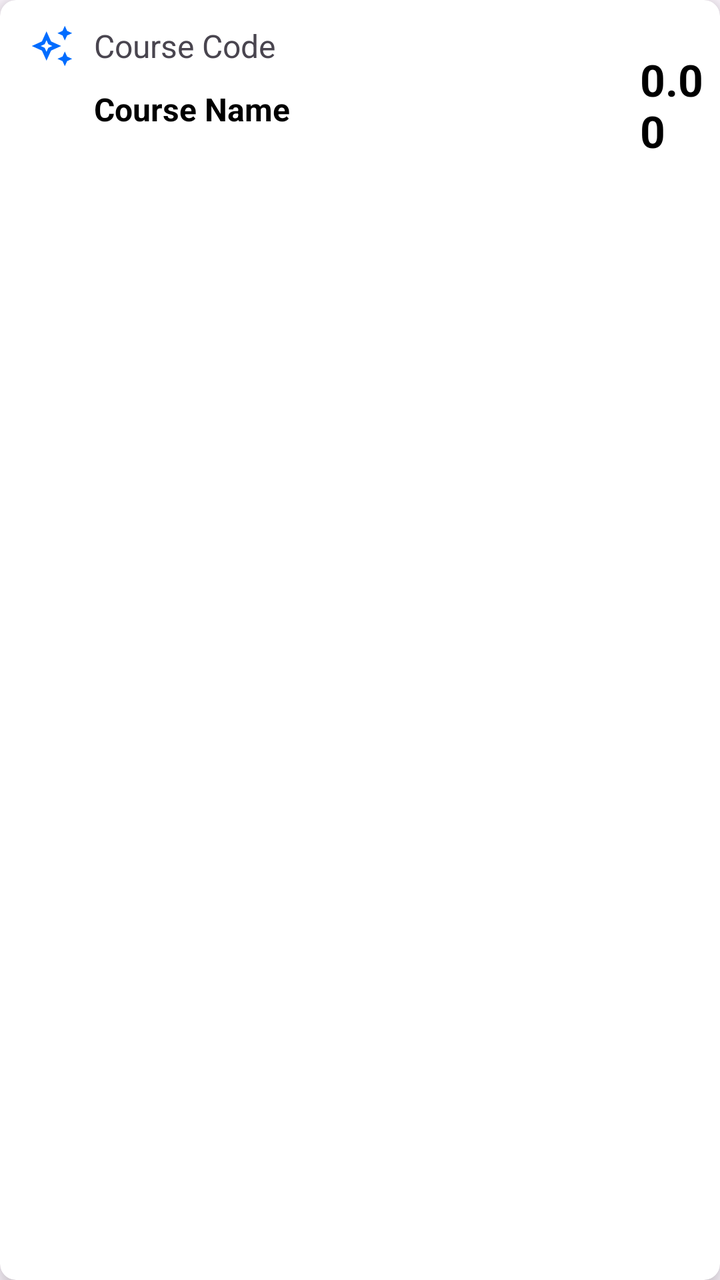
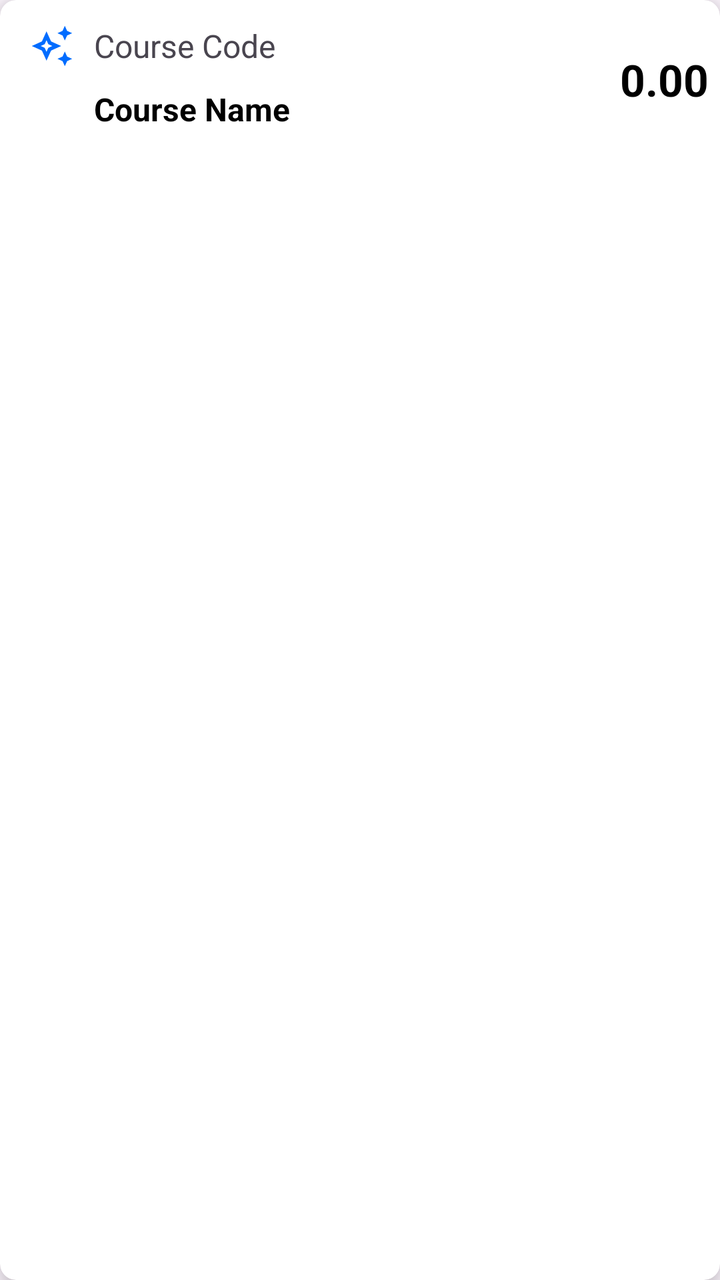

The first picture is an Android layout as it rendered before a commit; the second is the same layout after the commit. The layout source and the unified diff follow.
<!-- AndroidManifest.xml: application theme Theme.Project_JomStudy -->
<!-- res/layout/grade.xml -->
<?xml version="1.0" encoding="utf-8"?>
<androidx.cardview.widget.CardView xmlns:android="http://schemas.android.com/apk/res/android"
    android:layout_width="match_parent"
    android:layout_height="wrap_content"
    xmlns:app="http://schemas.android.com/apk/res-auto"
    android:id="@+id/cardView"
    android:foreground="?android:attr/selectableItemBackground"
    app:cardElevation="8dp"
    app:cardCornerRadius="8dp"
    android:layout_margin="16dp">

    <LinearLayout
        android:layout_width="wrap_content"
        android:layout_height="wrap_content"
        android:layout_marginLeft="5dp"
        android:orientation="vertical">

        <LinearLayout
            android:layout_width="wrap_content"
            android:layout_height="wrap_content"
            android:layout_gravity="center_vertical"
            android:orientation="horizontal"
            android:layout_marginTop="10dp">
            <LinearLayout
                android:layout_width="wrap_content"
                android:layout_height="wrap_content"
                android:orientation="horizontal">

                <ImageView
                    android:layout_width="22dp"
                    android:layout_height="22dp"
                    android:src="@drawable/auto_awesome_24dp_5f6368"
                    android:layout_marginStart="10dp"
                    android:layout_marginTop="2dp"/>

                <LinearLayout
                    android:layout_width="wrap_content"
                    android:layout_height="wrap_content"
                    android:orientation="vertical">
                    <TextView
                        android:layout_width="wrap_content"
                        android:layout_height="wrap_content"
                        android:id="@+id/courseCode"
                        android:text="Course Code"
                        android:textSize="16sp"
                        android:layout_marginStart="10dp"
                        android:layout_marginTop="2dp"/>


                    <TextView
                        android:layout_width="wrap_content"
                        android:layout_height="wrap_content"
                        android:id="@+id/courseName"
                        android:text="Course Name"
                        android:textColor="@color/black"
                        android:textSize="16sp"
                        android:layout_marginStart="10dp"
                        android:layout_marginTop="10dp"
                        android:textStyle="bold"/>

                </LinearLayout>

            </LinearLayout>

            <TextView
                android:id="@+id/averageGrade"
                android:layout_width="wrap_content"
                android:layout_height="wrap_content"
                android:layout_marginStart="175dp"
                android:layout_marginTop="15dp"
                android:text="0.00"
                android:textColor="@color/black"
                android:textSize="22sp"
                android:textStyle="bold" />
        </LinearLayout>

        <LinearLayout
            android:layout_width="wrap_content"
            android:layout_height="match_parent"
            android:orientation="horizontal"
            android:layout_marginBottom="10dp"/>
    </LinearLayout>
</androidx.cardview.widget.CardView>
<!-- resources referenced by this layout -->
<resources>
  <color name="black">#FF000000</color>
  <!-- drawable auto_awesome_24dp_5f6368 (drawable) -->
  <vector xmlns:android="http://schemas.android.com/apk/res/android"
      android:width="24dp"
      android:height="24dp"
      android:viewportWidth="24"
      android:viewportHeight="24">
    <path
        android:pathData="M19,9l1.25,-2.75l2.75,-1.25l-2.75,-1.25l-1.25,-2.75l-1.25,2.75l-2.75,1.25l2.75,1.25z"
        android:fillColor="#006cff"/>
    <path
        android:pathData="M19,15l-1.25,2.75l-2.75,1.25l2.75,1.25l1.25,2.75l1.25,-2.75l2.75,-1.25l-2.75,-1.25z"
        android:fillColor="#006cff"/>
    <path
        android:pathData="M11.5,9.5L9,4L6.5,9.5L1,12l5.5,2.5L9,20l2.5,-5.5L17,12L11.5,9.5zM9.99,12.99L9,15.17l-0.99,-2.18L5.83,12l2.18,-0.99L9,8.83l0.99,2.18L12.17,12L9.99,12.99z"
        android:fillColor="#006cff"/>
  </vector>
  <style name="Theme.Project_JomStudy" parent="Base.Theme.Project_JomStudy" />
  <style name="Base.Theme.Project_JomStudy" parent="Theme.Material3.DayNight.NoActionBar">
      </style>
</resources>

<!-- the commit's change to res/layout/grade.xml (unified diff, before → after) -->
@@ -66,7 +66,7 @@
                 android:id="@+id/averageGrade"
                 android:layout_width="wrap_content"
                 android:layout_height="wrap_content"
-                android:layout_marginStart="175dp"
+                android:layout_marginStart="165dp"
                 android:layout_marginTop="15dp"
                 android:text="0.00"
                 android:textColor="@color/black"
